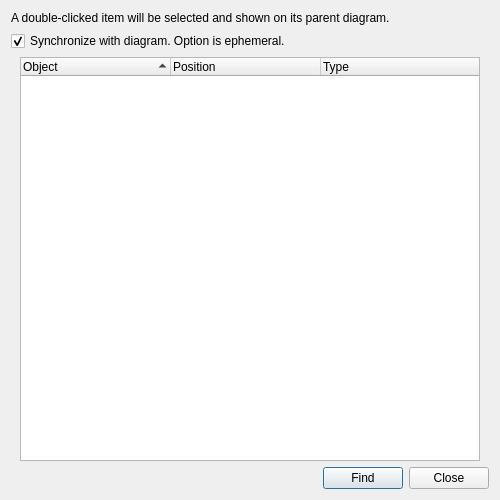
textbrowser/glitch, file UI/glitch-find-objects.ui: the form before one commit.
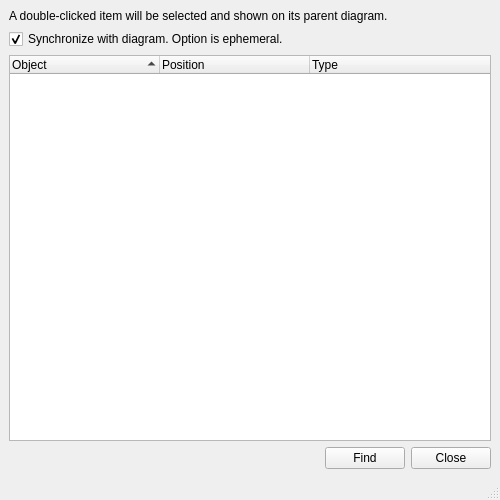
The form after the commit. Icons and pictures are not drawn. Custom widgets are drawn as their Qt base class.

Commit message: Replaced QDialog with QMainWindow.

```diff
--- a/UI/glitch-find-objects.ui
+++ b/UI/glitch-find-objects.ui
@@ -1,7 +1,7 @@
 <?xml version="1.0" encoding="UTF-8"?>
 <ui version="4.0">
  <class>glitch_find_objects</class>
- <widget class="QDialog" name="glitch_find_objects">
+ <widget class="QMainWindow" name="glitch_find_objects">
   <property name="geometry">
    <rect>
     <x>0</x>
@@ -17,7 +17,8 @@
    <iconset resource="../Icons/icons.qrc">
     <normaloff>:/Logo/glitch-logo.png</normaloff>:/Logo/glitch-logo.png</iconset>
   </property>
-  <layout class="QVBoxLayout" name="verticalLayout_3">
+  <widget class="QWidget" name="centralwidget">
+   <layout class="QVBoxLayout" name="verticalLayout">
    <item>
     <widget class="QLabel" name="label">
      <property name="text">
@@ -39,15 +40,6 @@
     </widget>
    </item>
    <item>
-    <widget class="QFrame" name="frame">
-     <layout class="QVBoxLayout" name="verticalLayout_4">
-      <property name="topMargin">
-       <number>0</number>
-      </property>
-      <property name="bottomMargin">
-       <number>0</number>
-      </property>
-      <item>
        <widget class="glitch_structures_treewidget" name="tree">
         <property name="tabKeyNavigation">
          <bool>true</bool>
@@ -93,9 +85,6 @@
         </column>
        </widget>
       </item>
-     </layout>
-    </widget>
-   </item>
    <item>
     <layout class="QHBoxLayout" name="horizontalLayout">
      <item>
@@ -129,6 +118,8 @@
    </item>
   </layout>
  </widget>
+  <widget class="QStatusBar" name="statusbar"/>
+ </widget>
  <customwidgets>
   <customwidget>
    <class>glitch_structures_treewidget</class>
```
Left out of the diff: 6 changed lines with no effect on the pictures. Lines whose indentation alone changed are shown as unchanged. The commit also changes 3 other files.
